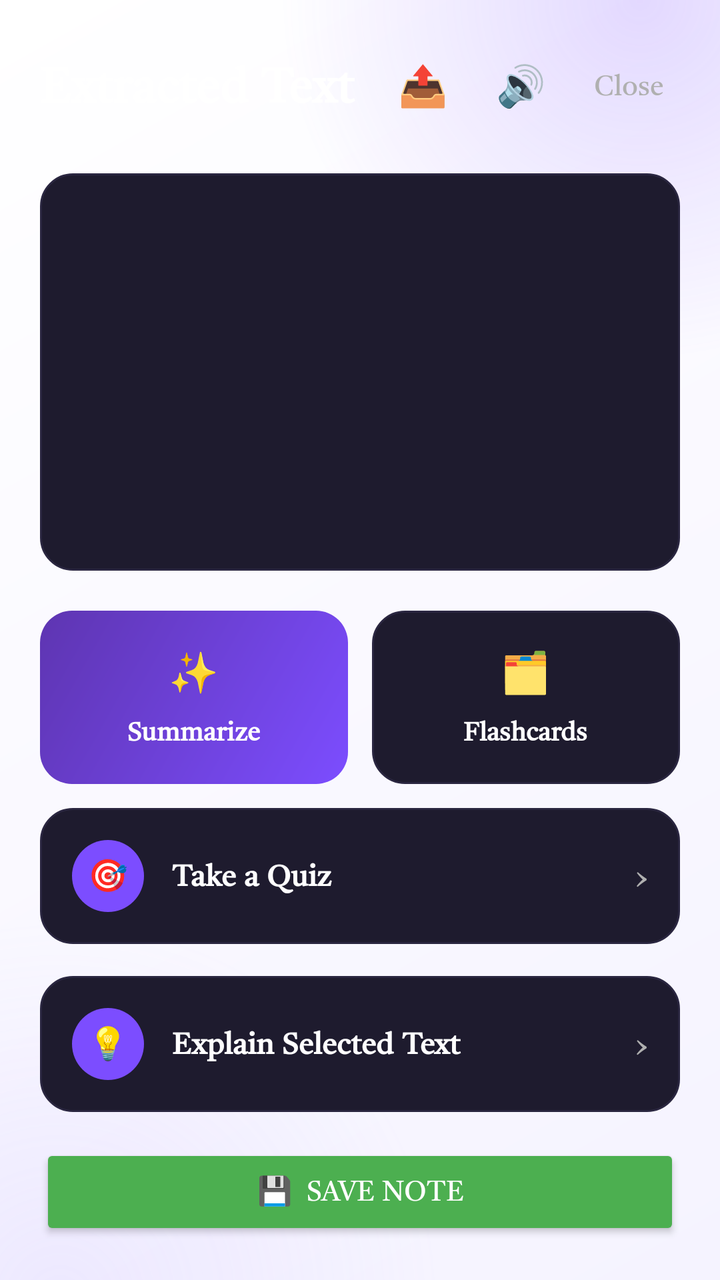
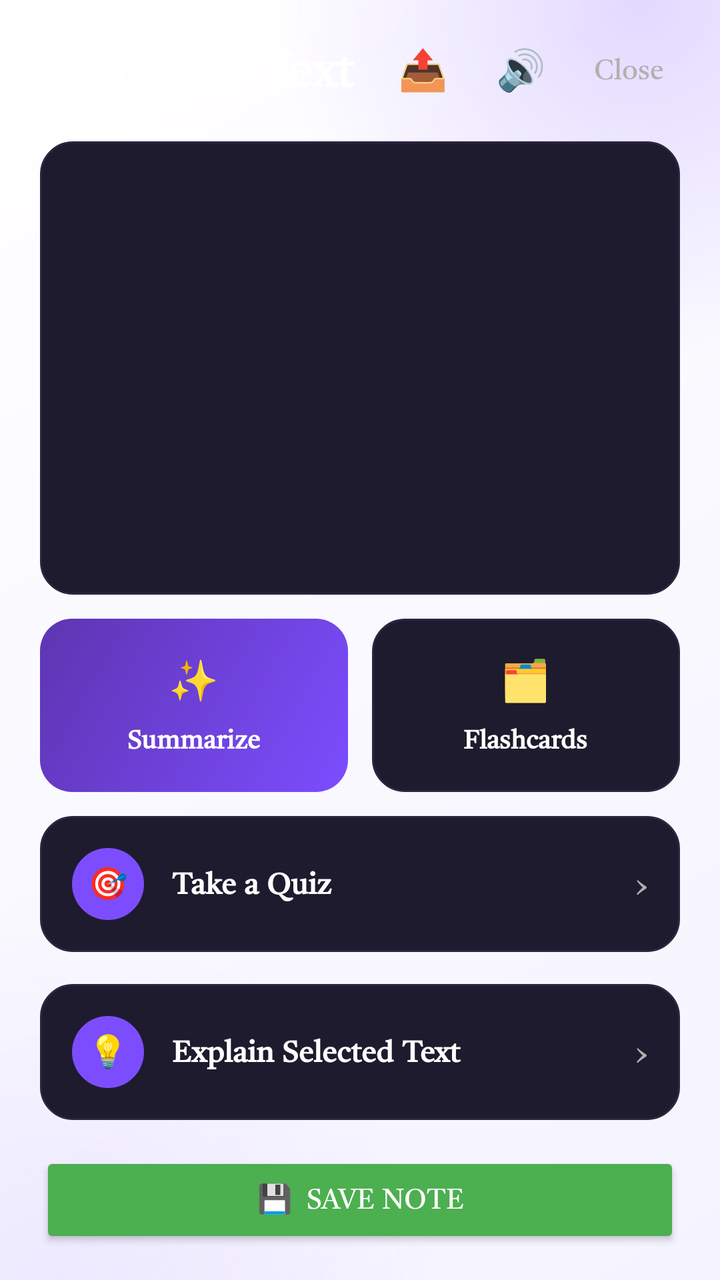

Two renders of the same Android screen: before a commit and after it. Below are the layout's source before the change and the commit's diff.
<!-- AndroidManifest.xml: application theme Theme.Scanlern -->
<!-- res/layout/activity_result.xml -->
<?xml version="1.0" encoding="utf-8"?>
<LinearLayout xmlns:android="http://schemas.android.com/apk/res/android"
    xmlns:tools="http://schemas.android.com/tools"
    android:layout_width="match_parent"
    android:layout_height="match_parent"
    android:orientation="vertical"
    android:background="@drawable/bg_gradient_main"
    tools:context=".ResultActivity">

    
    <LinearLayout
        android:layout_width="match_parent"
        android:layout_height="wrap_content"
        android:orientation="horizontal"
        android:gravity="center_vertical"
        android:padding="20dp">

        <TextView
            android:layout_width="0dp"
            android:layout_height="wrap_content"
            android:layout_weight="1"
            android:text="Extracted Text"
            android:textSize="24sp"
            android:textStyle="bold"
            android:textColor="@color/text_primary" />

        <TextView
            android:id="@+id/btnShare"
            android:layout_width="wrap_content"
            android:layout_height="wrap_content"
            android:text="📤"
            android:textSize="20sp"
            android:padding="8dp"
            android:layout_marginEnd="8dp"
            android:clickable="true"
            android:focusable="true" />

        <TextView
            android:id="@+id/btnListen"
            android:layout_width="wrap_content"
            android:layout_height="wrap_content"
            android:text="🔊"
            android:textSize="20sp"
            android:padding="8dp"
            android:layout_marginEnd="8dp"
            android:clickable="true"
            android:focusable="true" />

        <TextView
            android:id="@+id/btnBack"
            android:layout_width="wrap_content"
            android:layout_height="wrap_content"
            android:text="Close"
            android:textSize="14sp"
            android:textColor="@color/text_secondary"
            android:padding="8dp"
            android:clickable="true"
            android:focusable="true" />

    </LinearLayout>

    
    <ScrollView
        android:layout_width="match_parent"
        android:layout_height="0dp"
        android:layout_weight="1"
        android:layout_marginHorizontal="20dp"
        android:background="@drawable/bg_card"
        android:padding="4dp">

        <TextView
            android:id="@+id/tvExtractedText"
            android:layout_width="match_parent"
            android:layout_height="wrap_content"
            android:text=""
            android:textIsSelectable="true"
            android:textSize="15sp"
            android:lineSpacingExtra="4dp"
            android:textColor="@color/text_primary"
            android:padding="16dp" />

    </ScrollView>

    <ProgressBar
        android:id="@+id/progressBar"
        android:layout_width="wrap_content"
        android:layout_height="wrap_content"
        android:layout_gravity="center"
        android:visibility="gone"
        android:layout_marginTop="8dp" />

    
    <LinearLayout
        android:layout_width="match_parent"
        android:layout_height="wrap_content"
        android:orientation="vertical"
        android:padding="20dp">

        <LinearLayout
            android:layout_width="match_parent"
            android:layout_height="wrap_content"
            android:orientation="horizontal"
            android:layout_marginBottom="12dp">

            <LinearLayout
                android:id="@+id/btnSummarize"
                android:layout_width="0dp"
                android:layout_height="wrap_content"
                android:layout_weight="1"
                android:orientation="vertical"
                android:gravity="center"
                android:background="@drawable/bg_card_accent"
                android:padding="16dp"
                android:layout_marginEnd="6dp"
                android:clickable="true"
                android:focusable="true">

                <TextView
                    android:layout_width="wrap_content"
                    android:layout_height="wrap_content"
                    android:text="✨"
                    android:textSize="20sp" />

                <TextView
                    android:layout_width="wrap_content"
                    android:layout_height="wrap_content"
                    android:text="Summarize"
                    android:textSize="13sp"
                    android:textStyle="bold"
                    android:textColor="@color/white"
                    android:layout_marginTop="4dp" />

            </LinearLayout>

            <LinearLayout
                android:id="@+id/btnFlashcards"
                android:layout_width="0dp"
                android:layout_height="wrap_content"
                android:layout_weight="1"
                android:orientation="vertical"
                android:gravity="center"
                android:background="@drawable/bg_card"
                android:padding="16dp"
                android:layout_marginStart="6dp"
                android:clickable="true"
                android:focusable="true">

                <TextView
                    android:layout_width="wrap_content"
                    android:layout_height="wrap_content"
                    android:text="🗂️"
                    android:textSize="20sp" />

                <TextView
                    android:layout_width="wrap_content"
                    android:layout_height="wrap_content"
                    android:text="Flashcards"
                    android:textSize="13sp"
                    android:textStyle="bold"
                    android:textColor="@color/text_primary"
                    android:layout_marginTop="4dp" />

            </LinearLayout>

        </LinearLayout>

        <LinearLayout
            android:id="@+id/btnQuiz"
            android:layout_width="match_parent"
            android:layout_height="wrap_content"
            android:orientation="horizontal"
            android:gravity="center_vertical"
            android:background="@drawable/bg_card"
            android:padding="16dp"
            android:layout_marginBottom="16dp"
            android:clickable="true"
            android:focusable="true">

            <FrameLayout
                android:layout_width="36dp"
                android:layout_height="36dp"
                android:background="@drawable/circle_button_bg">

                <TextView
                    android:layout_width="wrap_content"
                    android:layout_height="wrap_content"
                    android:layout_gravity="center"
                    android:text="🎯"
                    android:textSize="16sp" />

            </FrameLayout>

            <TextView
                android:layout_width="0dp"
                android:layout_height="wrap_content"
                android:layout_weight="1"
                android:layout_marginStart="14dp"
                android:text="Take a Quiz"
                android:textSize="15sp"
                android:textStyle="bold"
                android:textColor="@color/text_primary" />

            <TextView
                android:layout_width="wrap_content"
                android:layout_height="wrap_content"
                android:text="›"
                android:textSize="20sp"
                android:textColor="@color/text_secondary" />

        </LinearLayout>
        <LinearLayout
            android:id="@+id/btnExplainDoubt"
            android:layout_width="match_parent"
            android:layout_height="wrap_content"
            android:orientation="horizontal"
            android:gravity="center_vertical"
            android:background="@drawable/bg_card"
            android:padding="16dp"
            android:layout_marginBottom="16dp"
            android:clickable="true"
            android:focusable="true">

            <FrameLayout
                android:layout_width="36dp"
                android:layout_height="36dp"
                android:background="@drawable/circle_button_bg">

                <TextView
                    android:layout_width="wrap_content"
                    android:layout_height="wrap_content"
                    android:layout_gravity="center"
                    android:text="💡"
                    android:textSize="16sp" />

            </FrameLayout>

            <TextView
                android:layout_width="0dp"
                android:layout_height="wrap_content"
                android:layout_weight="1"
                android:layout_marginStart="14dp"
                android:text="Explain Selected Text"
                android:textSize="15sp"
                android:textStyle="bold"
                android:textColor="@color/text_primary" />

            <TextView
                android:layout_width="wrap_content"
                android:layout_height="wrap_content"
                android:text="›"
                android:textSize="20sp"
                android:textColor="@color/text_secondary" />

        </LinearLayout>

        <Button
            android:id="@+id/btnSave"
            android:layout_width="match_parent"
            android:layout_height="wrap_content"
            android:text="💾  Save Note"
            android:backgroundTint="@color/accent_success"
            android:textColor="@color/white" />

    </LinearLayout>

</LinearLayout>
<!-- resources referenced by this layout -->
<resources>
  <color name="accent_success">#4CAF50</color>
  <color name="text_primary">#FFFFFF</color>
  <color name="text_secondary">#B0B0B0</color>
  <color name="white">#FFFFFFFF</color>
  <!-- drawable bg_card (drawable) -->
  <?xml version="1.0" encoding="utf-8"?>
  <shape xmlns:android="http://schemas.android.com/apk/res/android"
      android:shape="rectangle">
      <solid android:color="#1E1B2E" />
      <corners android:radius="16dp" />
      <stroke
          android:width="1dp"
          android:color="#2A2640" />
  </shape>
  <!-- drawable bg_card_accent (drawable) -->
  <?xml version="1.0" encoding="utf-8"?>
  <shape xmlns:android="http://schemas.android.com/apk/res/android"
      android:shape="rectangle">
      <gradient
          android:startColor="#7C4DFF"
          android:endColor="#5E35B1"
          android:angle="135" />
      <corners android:radius="16dp" />
  </shape>
  <!-- drawable bg_gradient_main (drawable) -->
  <?xml version="1.0" encoding="utf-8"?>
  <layer-list xmlns:android="http://schemas.android.com/apk/res/android">
  
      
      <item>
          <shape android:shape="rectangle">
              <gradient
                  android:startColor="#F5F3FF"
                  android:centerColor="#FAF9FF"
                  android:endColor="#FFFFFF"
                  android:angle="135" />
          </shape>
      </item>
  
      
      <item
          android:top="-180dp"
          android:right="-140dp"
          android:width="360dp"
          android:height="360dp"
          android:gravity="top|right">
          <shape android:shape="oval">
              <gradient
                  android:type="radial"
                  android:gradientRadius="180dp"
                  android:startColor="#337C4DFF"
                  android:endColor="#007C4DFF" />
          </shape>
      </item>
  
      
      <item
          android:bottom="-200dp"
          android:left="-160dp"
          android:width="380dp"
          android:height="380dp"
          android:gravity="bottom|left">
          <shape android:shape="oval">
              <gradient
                  android:type="radial"
                  android:gradientRadius="190dp"
                  android:startColor="#26B39DFF"
                  android:endColor="#00B39DFF" />
          </shape>
      </item>
  
  </layer-list>
  <!-- drawable circle_button_bg (drawable) -->
  <?xml version="1.0" encoding="utf-8"?>
  <shape xmlns:android="http://schemas.android.com/apk/res/android"
      android:shape="oval">
      <solid android:color="@color/primary" />
  </shape>
  <style name="Theme.Scanlern" parent="Base.Theme.Scanlern" />
  <color name="primary">#7C4DFF</color>
  <style name="Base.Theme.Scanlern" parent="Theme.Material3.DayNight.NoActionBar">
          <item name="colorPrimary">@color/primary</item>
          <item name="colorPrimaryDark">@color/primary_dark</item>
          <item name="colorAccent">@color/primary_light</item>
          <item name="android:colorBackground">#F5F3FA</item>
          <item name="android:statusBarColor">#F5F3FA</item>
          <item name="android:windowLightStatusBar">true</item>
          <item name="android:fontFamily">@font/poppins_family</item>
          <item name="fontFamily">@font/poppins_family</item>
      </style>
  <color name="primary_dark">#5E35B1</color>
  <color name="primary_light">#B39DDB</color>
</resources>

<!-- the commit's change to res/layout/activity_result.xml (unified diff, before → after) -->
@@ -13,7 +13,8 @@
         android:layout_height="wrap_content"
         android:orientation="horizontal"
         android:gravity="center_vertical"
-        android:padding="20dp">
+        android:paddingHorizontal="20dp"
+        android:paddingVertical="12dp">
 
         <TextView
             android:layout_width="0dp"
@@ -90,11 +91,14 @@
         android:layout_marginTop="8dp" />
 
     
+    
     <LinearLayout
         android:layout_width="match_parent"
         android:layout_height="wrap_content"
         android:orientation="vertical"
-        android:padding="20dp">
+        android:paddingHorizontal="20dp"
+        android:paddingTop="12dp"
+        android:paddingBottom="16dp">
 
         <LinearLayout
             android:layout_width="match_parent"
